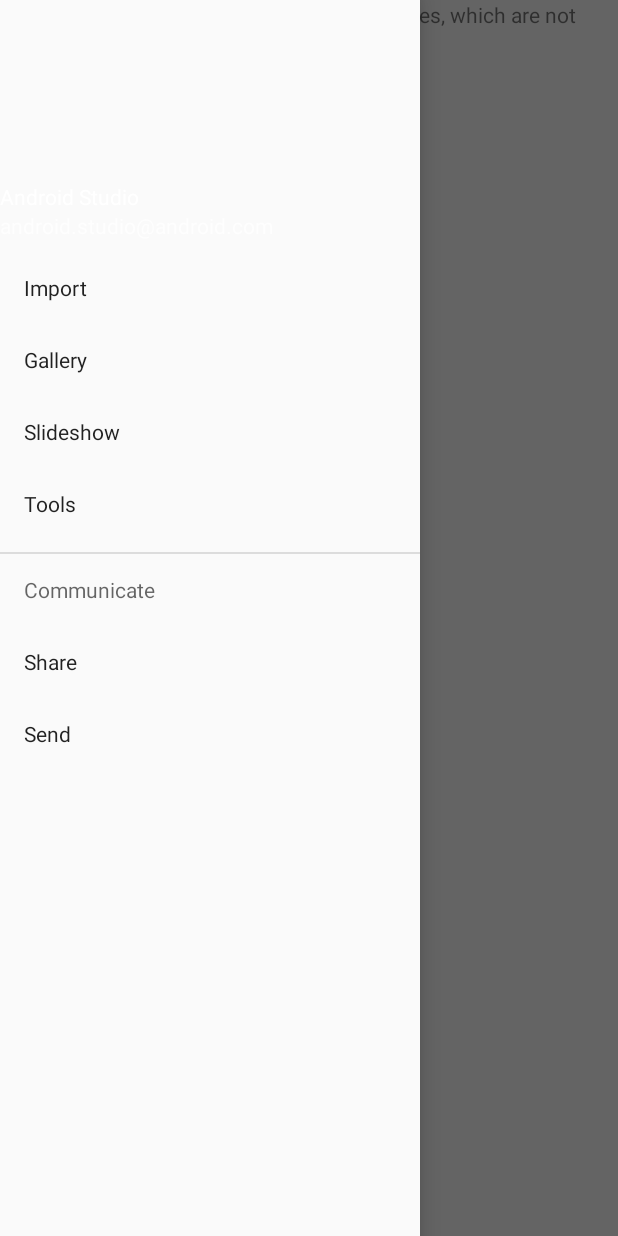
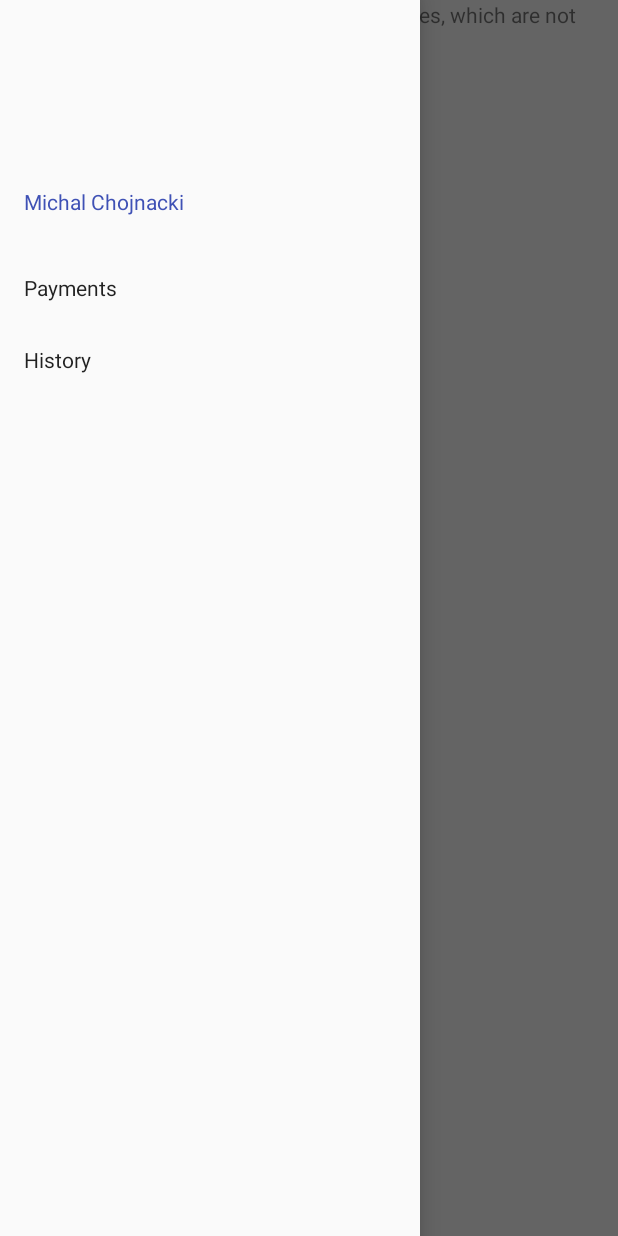
Before and after one commit to SnowdogApps/PrivParkApp, an Android app: the screen it shows after launch (MapsActivity), with the side drawer open, on a phone screen of 412 x 824 dp. Run offline under Robolectric (Android 15) with nearby library versions, the phone set to English and light mode, and no system bars; our stand-ins replace ButterKnife; libraries missing offline, so code that uses them is left out: com.annimon.stream.

Commit message:
Adds drawer navigation

```diff
--- a/app/src/main/AndroidManifest.xml
+++ b/app/src/main/AndroidManifest.xml
@@ -38,6 +38,7 @@
                 <category android:name="android.intent.category.LAUNCHER"/>
             </intent-filter>
         </activity>
+        <activity android:name=".HistoryActivity" />
     </application>
 
 </manifest>
--- a/app/src/main/java/pl/snowdog/privpark/MapsActivity.java
+++ b/app/src/main/java/pl/snowdog/privpark/MapsActivity.java
@@ -1,10 +1,14 @@
 package pl.snowdog.privpark;
 
+import android.support.annotation.NonNull;
+import android.support.design.widget.NavigationView;
 import android.support.v4.app.FragmentActivity;
 import android.os.Bundle;
+import android.support.v4.view.GravityCompat;
+import android.support.v4.widget.DrawerLayout;
+import android.view.MenuItem;
 
 import com.annimon.stream.Stream;
-import com.annimon.stream.function.Consumer;
 import com.google.android.gms.maps.CameraUpdateFactory;
 import com.google.android.gms.maps.GoogleMap;
 import com.google.android.gms.maps.OnMapReadyCallback;
@@ -16,8 +20,12 @@ import com.google.android.gms.maps.model.MarkerOptions;
 import butterknife.BindView;
 import butterknife.ButterKnife;
 
-public class MapsActivity extends FragmentActivity implements OnMapReadyCallback {
+public class MapsActivity extends FragmentActivity implements OnMapReadyCallback, NavigationView.OnNavigationItemSelectedListener {
 
+    @BindView(R.id.drawer_layout)
+    DrawerLayout mDrawerLayout;
+    @BindView(R.id.nav_view)
+    NavigationView mNavigationView;
     private GoogleMap mMap;
     private ParkingSpotsDataSource mParkingSpotsDataSource = new ParkingSpotsDataSource();
     private final LatLng london = new LatLng(51.509865, -0.118092);
@@ -30,6 +38,18 @@ public class MapsActivity extends FragmentActivity implements OnMapReadyCallback
         SupportMapFragment mapFragment = (SupportMapFragment) getSupportFragmentManager()
                 .findFragmentById(R.id.map);
         mapFragment.getMapAsync(this);
+
+        mNavigationView.setNavigationItemSelectedListener(this);
+    }
+
+    @Override
+    public void onBackPressed() {
+        DrawerLayout drawer = (DrawerLayout) findViewById(R.id.drawer_layout);
+        if (drawer.isDrawerOpen(GravityCompat.START)) {
+            drawer.closeDrawer(GravityCompat.START);
+        } else {
+            super.onBackPressed();
+        }
     }
 
     @Override
@@ -48,4 +68,16 @@ public class MapsActivity extends FragmentActivity implements OnMapReadyCallback
         mMap.setMinZoomPreference(12.0f);
         mMap.moveCamera(CameraUpdateFactory.newLatLng(london));
     }
+
+    @Override
+    public boolean onNavigationItemSelected(@NonNull MenuItem item) {
+        int id = item.getItemId();
+        switch (id) {
+            case R.id.history: {
+                startActivity(HistoryActivity.getCallingIntent(this));
+            }
+        }
+        mDrawerLayout.closeDrawer(GravityCompat.START);
+        return true;
+    }
 }
--- a/app/src/main/res/layout/nav_header_main.xml
+++ b/app/src/main/res/layout/nav_header_main.xml
@@ -5,25 +5,16 @@
     android:layout_width="match_parent"
     android:layout_height="@dimen/nav_header_height"
     android:gravity="bottom"
+    android:paddingTop="24dp"
     android:orientation="vertical"
     android:theme="@style/ThemeOverlay.AppCompat.Dark">
-
-    <ImageView
-        android:id="@+id/imageView"
-        android:layout_width="wrap_content"
-        android:layout_height="wrap_content"
-        app:srcCompat="@android:drawable/sym_def_app_icon"/>
-
-    <TextView
-        android:layout_width="match_parent"
-        android:layout_height="wrap_content"
-        android:text="Android Studio"
-        android:textAppearance="@style/TextAppearance.AppCompat.Body1"/>
 
     <TextView
         android:id="@+id/textView"
         android:layout_width="wrap_content"
         android:layout_height="wrap_content"
-        android:text="android.studio@android.com"/>
+        android:textColor="@color/colorPrimary"
+        android:padding="16dp"
+        android:text="Michal Chojnacki"/>
 
 </LinearLayout>
--- a/app/src/main/res/menu/activity_main_drawer.xml
+++ b/app/src/main/res/menu/activity_main_drawer.xml
@@ -1,30 +1,13 @@
 <?xml version="1.0" encoding="utf-8"?>
 <menu xmlns:android="http://schemas.android.com/apk/res/android">
 
-    <group android:checkableBehavior="single">
+    <group android:checkableBehavior="none">
         <item
-            android:id="@+id/nav_camera"
-            android:title="Import"/>
+            android:id="@+id/payment"
+            android:title="Payments"/>
         <item
-            android:id="@+id/nav_gallery"
-            android:title="Gallery"/>
-        <item
-            android:id="@+id/nav_slideshow"
-            android:title="Slideshow"/>
-        <item
-            android:id="@+id/nav_manage"
-            android:title="Tools"/>
+            android:id="@+id/history"
+            android:title="History"/>
     </group>
 
-    <item android:title="Communicate">
-        <menu>
-            <item
-                android:id="@+id/nav_share"
-                android:title="Share"/>
-            <item
-                android:id="@+id/nav_send"
-                android:title="Send"/>
-        </menu>
-    </item>
-
 </menu>
```
Also changed, not shown: app/src/main/java/pl/snowdog/privpark/HistoryActivity.java (added, +23 -0 lines), app/src/main/res/layout/activity_history.xml (added, +11 -0 lines).
